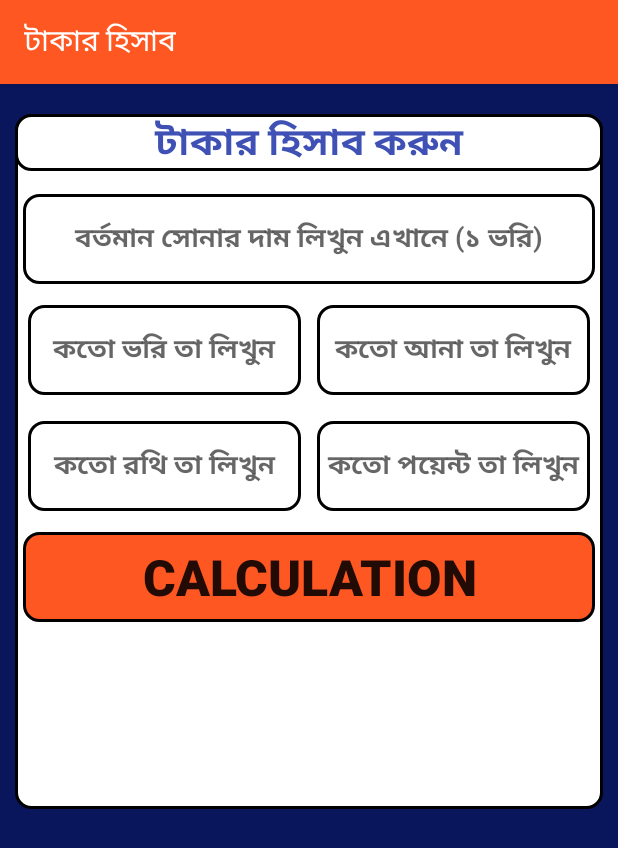
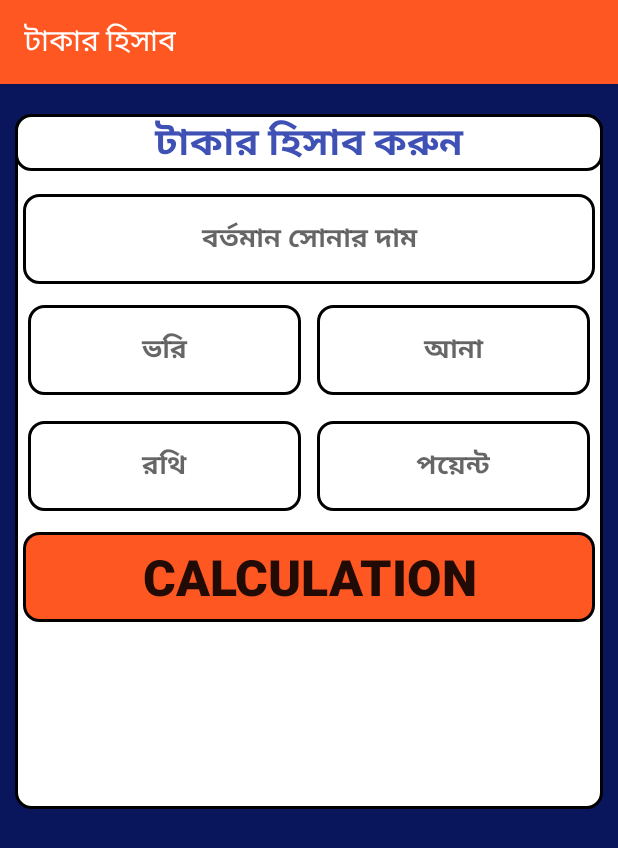
Before and after one commit to hridoykrisnadas/Jwelers_Calculator_Old, an Android app: the Tk_Activity screen opened directly, with no data from a screen before it, on a phone screen of 412 x 824 dp. Shown: the top 848 px of the screen. Run offline under Robolectric (Android 15) with nearby library versions, the phone set to English and light mode, and no system bars.

Commit message:
Sub Update

```diff
--- a/app/src/main/res/layout/activity_tk.xml
+++ b/app/src/main/res/layout/activity_tk.xml
@@ -40,7 +40,7 @@
                 android:layout_margin="5dp"
                 android:background="@drawable/edi_text_border"
                 android:gravity="center"
-                android:hint="বর্তমান সোনার দাম ‍লিখুন এখানে (১ ভরি)"
+                android:hint="বর্তমান সোনার দাম"
                 android:inputType="number"
                 android:textStyle="bold" />
 
@@ -59,7 +59,7 @@
                     android:layout_weight="1"
                     android:background="@drawable/edi_text_border"
                     android:gravity="center"
-                    android:hint="কতো ভরি তা লিখুন"
+                    android:hint="ভরি"
                     android:inputType="number"
                     android:textStyle="bold" />
 
@@ -71,7 +71,7 @@
                     android:layout_weight="1"
                     android:background="@drawable/edi_text_border"
                     android:gravity="center"
-                    android:hint="কতো আনা তা লিখুন"
+                    android:hint="আনা"
                     android:inputType="number"
                     android:textStyle="bold" />
 
@@ -92,7 +92,7 @@
                     android:layout_weight="1"
                     android:background="@drawable/edi_text_border"
                     android:gravity="center"
-                    android:hint="কতো রথি তা লিখুন"
+                    android:hint="রথি"
                     android:inputType="number"
                     android:textStyle="bold" />
 
@@ -104,7 +104,7 @@
                     android:layout_weight="1"
                     android:background="@drawable/edi_text_border"
                     android:gravity="center"
-                    android:hint="কতো পয়েন্ট তা লিখুন"
+                    android:hint="পয়েন্ট"
                     android:inputType="number"
                     android:textStyle="bold" />
 
```
